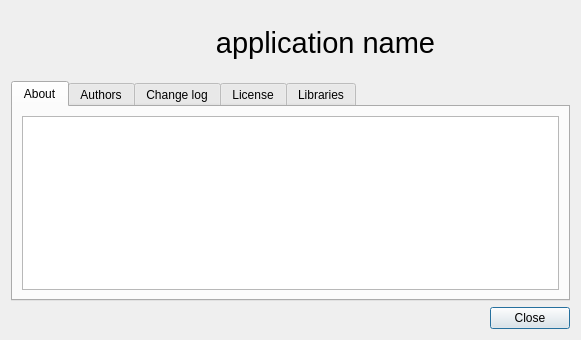
Qt form src/gui/aboutdialog.ui (AlekseyDurachenko/tomatotasktracker-desktop) before a commit.
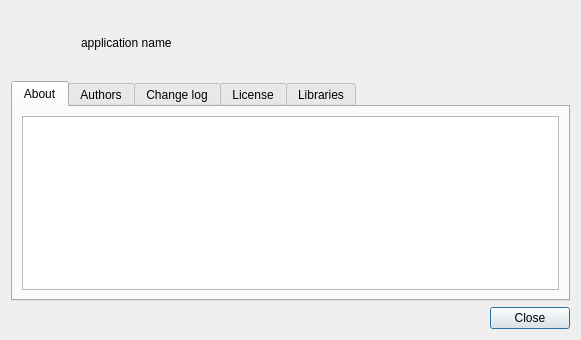
The same form after that commit.

The edit to the form file:
```diff
--- a/src/gui/aboutdialog.ui
+++ b/src/gui/aboutdialog.ui
@@ -42,25 +42,15 @@
       </widget>
      </item>
      <item>
+      <layout class="QVBoxLayout" name="headLayout">
+       <item>
       <widget class="QLabel" name="programmTitle_label">
-       <property name="font">
-        <font>
-         <pointsize>22</pointsize>
-         <weight>50</weight>
-         <italic>false</italic>
-         <bold>false</bold>
-        </font>
-       </property>
        <property name="text">
         <string>application name</string>
        </property>
-       <property name="textFormat">
-        <enum>Qt::RichText</enum>
-       </property>
-       <property name="alignment">
-        <set>Qt::AlignCenter</set>
-       </property>
-      </widget>
+        </widget>
+       </item>
+      </layout>
      </item>
     </layout>
    </item>
```
Lines whose indentation alone changed are shown as unchanged.
